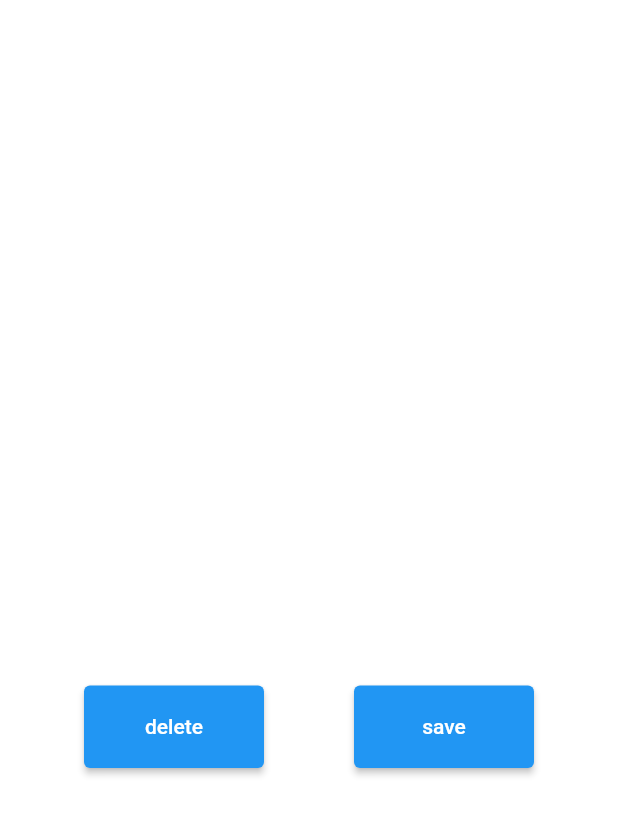
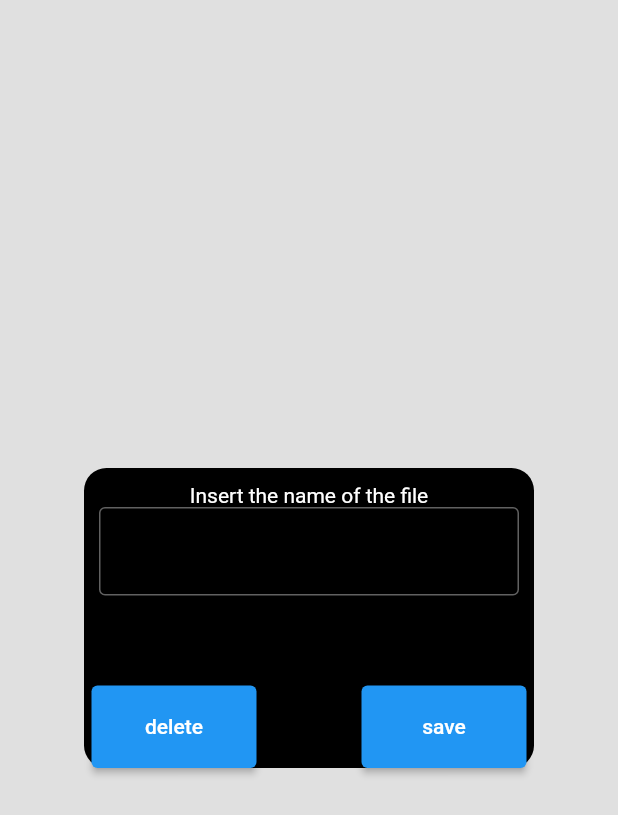
Before and after one commit to Roberto99-ops/DIMA-Project, a Flutter app: the ViewSaveFile screen opened directly with empty values, on a phone screen of 412 x 824 dp. Shown: the top 815 px of the screen. Run offline on Flutter 3.47's test engine with Material 2 defaults, Android fonts, the light colour scheme and no system bars; our stand-ins replace camera, flutter_spinkit, image_cropper, image_gallery_saver, image_picker, permission_handler and 1 more; missing offline and left inert: quill_format, simple_ocr_plugin, translator, zefyrka.

Commit message:
Updated save section for dark theme.

```diff
--- a/lib/viewof_save_local_file.dart
+++ b/lib/viewof_save_local_file.dart
@@ -29,10 +29,15 @@
   @override
   Widget build(BuildContext context) {
     return Scaffold(
-      backgroundColor: Colors.transparent,
+      backgroundColor: Colors.black12,
       body: Center(
         child: Container(
-          color: Colors.white,
+          decoration: const BoxDecoration(
+            borderRadius: BorderRadius.all(
+                Radius.circular(15.0)
+              ),
+            color: Colors.black,
+          ),
           height: 200,
           width: 300,
           alignment: Alignment.center,
@@ -46,7 +51,9 @@
                 height: 10,
               ),
               const Text("Insert the name of the file"),
-            TextField(
+              SizedBox(
+                width: 280,
+                child: TextField(
                   controller: titleController,
                   enableSuggestions: false,
                   autocorrect: false,
@@ -56,15 +63,16 @@
                     border: OutlineInputBorder(),
                   ),
                 ),
+              ),
               const SizedBox(
                 width: 300,
                 height: 60,
               ),
               Row(
-              mainAxisAlignment: MainAxisAlignment.end,
+                mainAxisAlignment: MainAxisAlignment.spaceEvenly,
                 children: [
                   SizedBox(
-                  width: 120,
+                    width: 110,
                   height: 55,
                   child: ElevatedButton(
                     onPressed: () {setState(() {isReadOnly=true;});},
@@ -78,7 +86,7 @@
                     width: 60,
                   ),
                   SizedBox(
-                  width: 120,
+                    width: 110,
                     height: 55,
                   child: ElevatedButton(
                     onPressed: () async {
```
Lines whose indentation alone changed are shown as unchanged.
